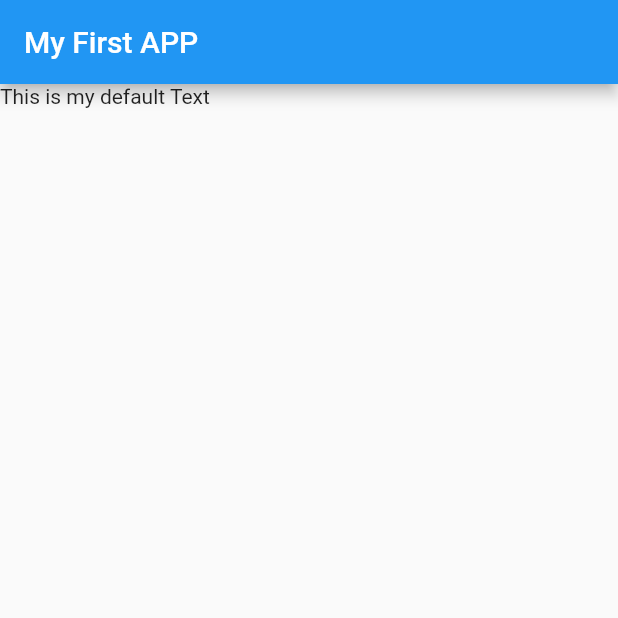
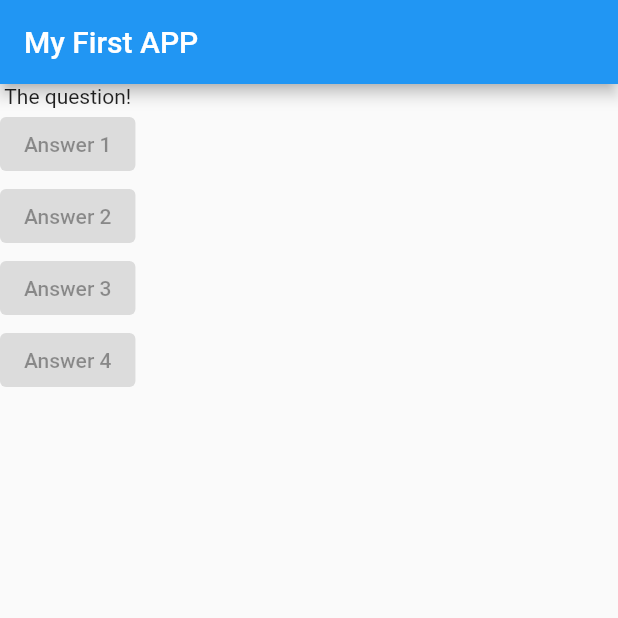
Before and after one commit to abhinav3254/Flutter-Application-01, a Flutter app: the screen it shows after launch, on a phone screen of 412 x 824 dp, the top half of it. Run offline on Flutter 3.47's test engine with Material 2 defaults, Android fonts, the phone set to English and light mode, and no system bars.

Commit message:
multiple widgets

```diff
--- a/lib/main.dart
+++ b/lib/main.dart
@@ -9,12 +9,33 @@ class MyApp extends StatelessWidget {
 
   @override
   Widget build(BuildContext context) {
+    var questions = ['What\'s your fav color?', 'What\'s your fav animal?'];
     return MaterialApp(
       home: Scaffold(
         appBar: AppBar(
           title: const Text('My First APP'),
         ),
-        body: const Text('This is my default Text'),
+        body: Column(
+          children: const [
+            Text('The question!'),
+            ElevatedButton(
+              onPressed: null,
+              child: Text('Answer 1'),
+            ),
+            ElevatedButton(
+              onPressed: null,
+              child: Text('Answer 2'),
+            ),
+            ElevatedButton(
+              onPressed: null,
+              child: Text('Answer 3'),
+            ),
+            ElevatedButton(
+              onPressed: null,
+              child: Text('Answer 4'),
+            ),
+          ],
+        ),
       ),
     );
   }
```
